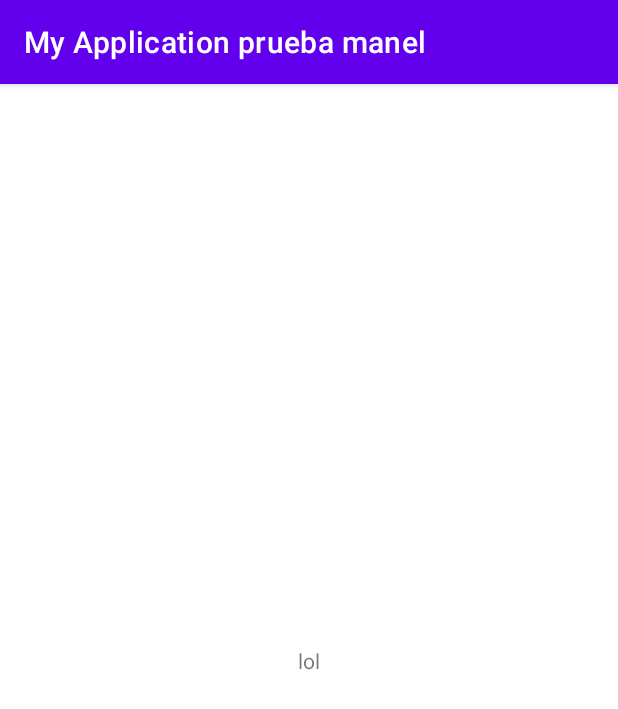
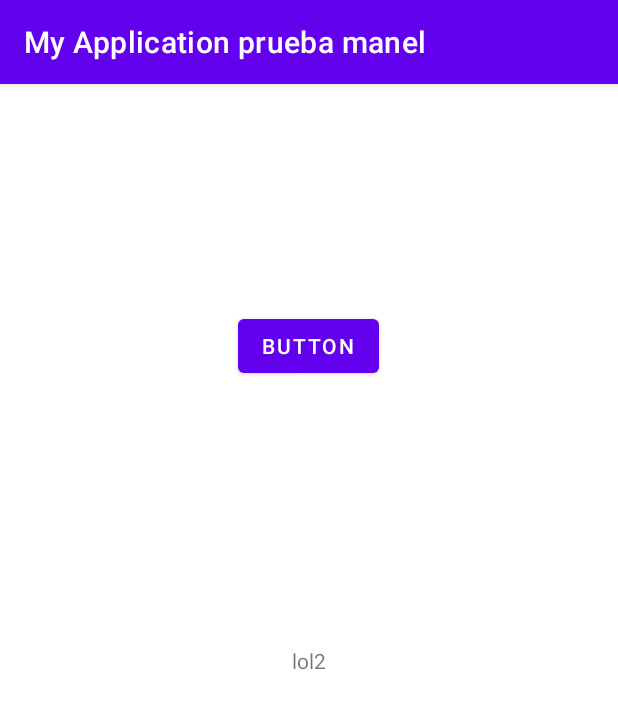
Before and after one commit to aprendizdetrading/My-Application-prueba-manel, an Android app: the screen it shows after launch (MainActivity), on a phone screen of 412 x 824 dp. Shown: the top 709 px of the screen. Run offline under Robolectric (Android 15) with nearby library versions, the phone set to English and light mode, and no system bars.

Commit message:
preuba 8

```diff
--- a/app/src/main/res/layout/activity_main.xml
+++ b/app/src/main/res/layout/activity_main.xml
@@ -7,12 +7,27 @@
     tools:context=".MainActivity">
 
     <TextView
+        android:id="@+id/textView"
         android:layout_width="wrap_content"
         android:layout_height="wrap_content"
-        android:text="lol"
+        android:text="lol2"
         app:layout_constraintBottom_toBottomOf="parent"
         app:layout_constraintEnd_toEndOf="parent"
         app:layout_constraintStart_toStartOf="parent"
         app:layout_constraintTop_toTopOf="parent" />
 
+    <Button
+        android:id="@+id/button"
+        android:layout_width="wrap_content"
+        android:layout_height="wrap_content"
+        android:layout_marginStart="158dp"
+        android:layout_marginTop="141dp"
+        android:layout_marginEnd="159dp"
+        android:layout_marginBottom="167dp"
+        android:text="Button"
+        app:layout_constraintBottom_toTopOf="@+id/textView"
+        app:layout_constraintEnd_toEndOf="parent"
+        app:layout_constraintStart_toStartOf="parent"
+        app:layout_constraintTop_toTopOf="parent" />
+
 </androidx.constraintlayout.widget.ConstraintLayout>
```
